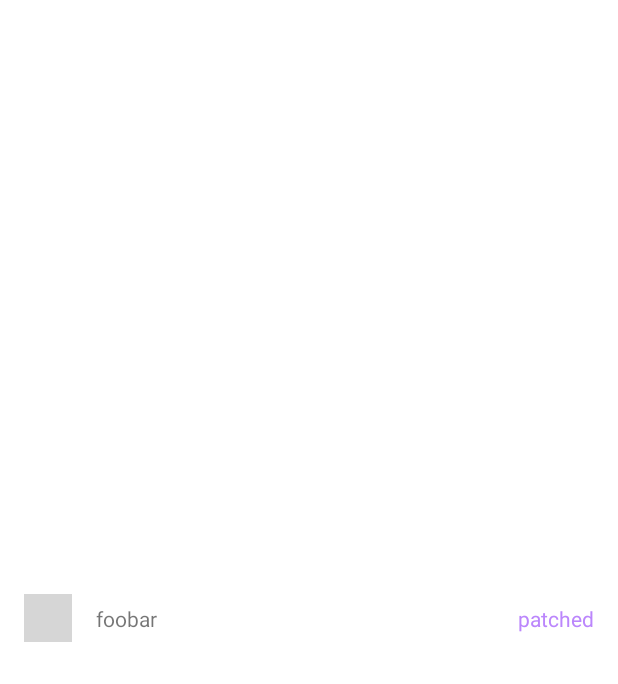
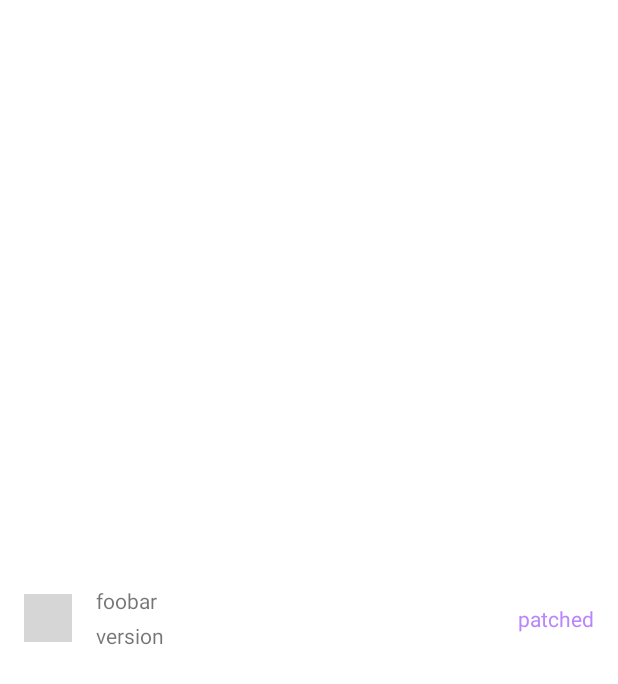
Before and after one commit to SirCoolness/MelonLoaderInstaller, an Android app: the layout item_supported_application.xml on its own in the app's theme, with its tools: preview values and no code run, on a phone screen of 412 x 824 dp. Shown: the top 684 px of the screen. Run offline under Robolectric (Android 15) with nearby library versions, the phone set to English and light mode, and no system bars; grey boxes are pictures that could not be loaded.

Commit message:
show unity version in application list

```diff
--- a/app/src/main/res/layout/item_supported_application.xml
+++ b/app/src/main/res/layout/item_supported_application.xml
@@ -4,48 +4,57 @@
     xmlns:tools="http://schemas.android.com/tools"
     android:layout_width="match_parent"
     android:layout_height="match_parent"
-    android:minHeight="48dp">
+    android:minHeight="48dp"
+    android:visibility="visible">
 
     <androidx.constraintlayout.widget.ConstraintLayout
         android:layout_width="match_parent"
         android:layout_height="match_parent"
+        android:layout_margin="16dp"
         android:layout_weight="1">
+
+        <LinearLayout
+            android:layout_width="0dp"
+            android:layout_height="wrap_content"
+            android:layout_marginTop="0dp"
+            android:layout_marginBottom="0dp"
+            android:orientation="vertical"
+            android:paddingHorizontal="16dp"
+            app:layout_constraintBottom_toBottomOf="parent"
+            app:layout_constraintEnd_toStartOf="@+id/isPatchedList"
+            app:layout_constraintStart_toEndOf="@+id/applicationIconList"
+            app:layout_constraintTop_toTopOf="parent">
+
+            <TextView
+                android:id="@+id/applicationNameList"
+                android:layout_width="wrap_content"
+                android:layout_height="wrap_content"
+                android:layout_weight="1"
+                android:text="foobar" />
+
+            <TextView
+                android:id="@+id/unityVersionList"
+                android:layout_width="wrap_content"
+                android:layout_height="wrap_content"
+                android:layout_marginTop="4dp"
+                android:text="version"
+                android:visibility="gone"
+                tools:visibility="visible" />
+        </LinearLayout>
 
         <ImageView
             android:id="@+id/applicationIconList"
             android:layout_width="32dp"
             android:layout_height="32dp"
-            android:layout_marginStart="16dp"
-            android:layout_marginTop="16dp"
-            android:layout_marginBottom="16dp"
             app:layout_constraintBottom_toBottomOf="parent"
             app:layout_constraintStart_toStartOf="parent"
             app:layout_constraintTop_toTopOf="parent"
             tools:srcCompat="@tools:sample/avatars" />
 
         <TextView
-            android:id="@+id/applicationNameList"
-            android:layout_width="0dp"
-            android:layout_height="wrap_content"
-            android:layout_marginStart="16dp"
-            android:layout_marginTop="16dp"
-            android:layout_marginEnd="16dp"
-            android:layout_marginBottom="16dp"
-            android:layout_weight="1"
-            android:text="foobar"
-            app:layout_constraintTop_toTopOf="parent"
-            app:layout_constraintBottom_toBottomOf="parent"
-            app:layout_constraintEnd_toStartOf="@+id/isPatchedList"
-            app:layout_constraintStart_toEndOf="@+id/applicationIconList"
-            />
-
-        <TextView
             android:id="@+id/isPatchedList"
             android:layout_width="wrap_content"
             android:layout_height="wrap_content"
-            android:layout_marginTop="16dp"
-            android:layout_marginEnd="16dp"
-            android:layout_marginBottom="16dp"
 
             android:enabled="false"
 
@@ -56,6 +65,7 @@
             app:layout_constraintEnd_toEndOf="parent"
             app:layout_constraintTop_toTopOf="parent"
             tools:visibility="visible" />
+
     </androidx.constraintlayout.widget.ConstraintLayout>
 
 </LinearLayout>
```
Also changed, not shown: app/src/main/java/com/melonloader/installer/SupportedApplication.java (+35 -0 lines), app/src/main/java/com/melonloader/installer/activites/MainActivity.java (+15 -1 lines), app/src/main/java/com/melonloader/installer/activites/ViewApplication.java (+1 -25 lines).
